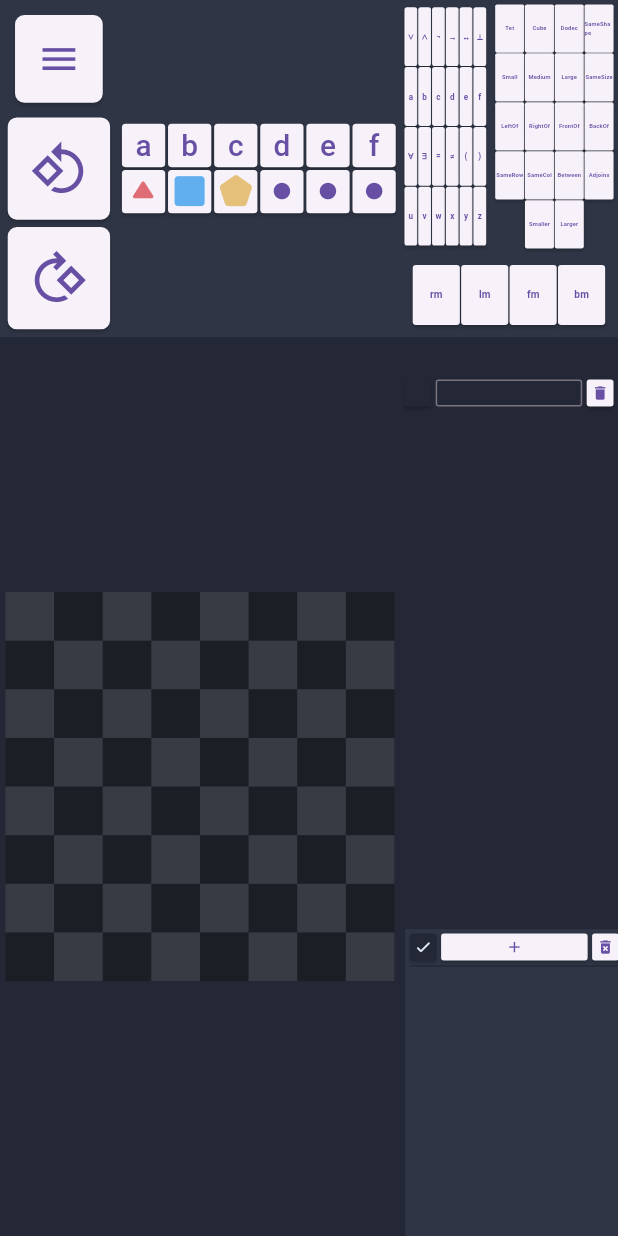
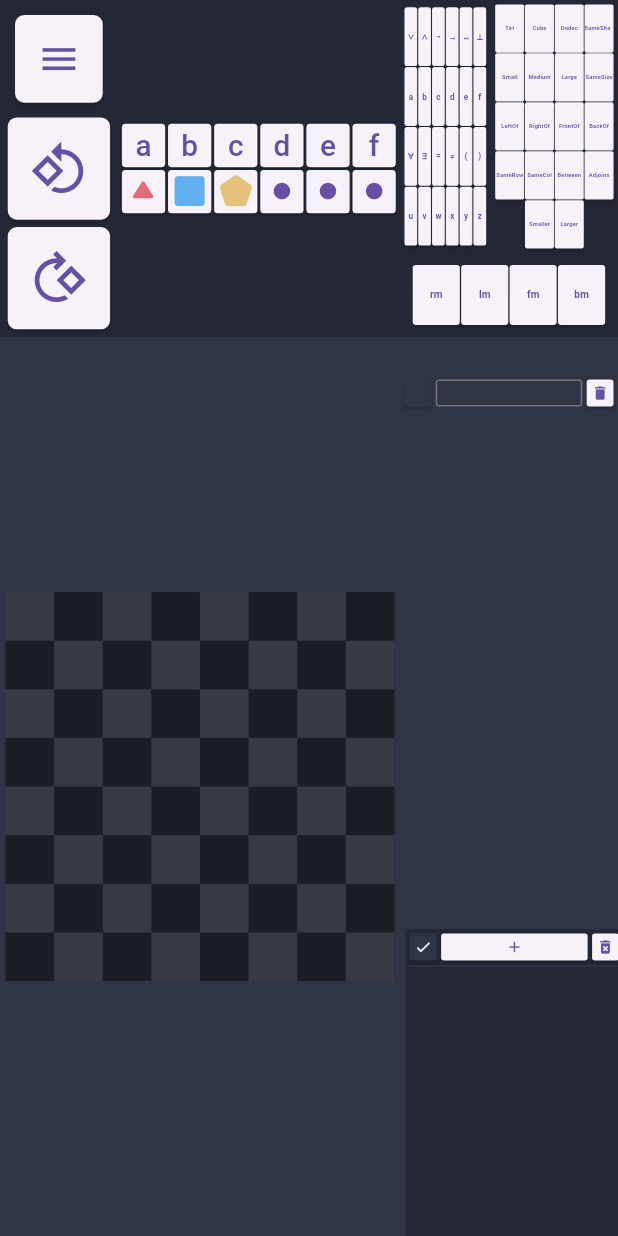
Before and after one commit to Combifightet/bivalenz_world_web, a Flutter app: the screen it shows after launch, on a phone screen of 412 x 824 dp. Run offline on Flutter 3.47's test engine with Material 3 defaults, Android fonts, the phone set to English and light mode, and no system bars; missing offline and left inert: logic_expr_tree.

Commit message:
transfer commit

```diff
--- a/lib/home_page.dart
+++ b/lib/home_page.dart
@@ -36,7 +36,7 @@ class _HomePageState extends State<HomePage> {
     }
 
     return Scaffold(
-      backgroundColor: backgroundColor,
+      backgroundColor: backgroundAccentColor,
       body: LayoutBuilder(
         builder: (BuildContext context, BoxConstraints constraints) {
           uiScale = min(constraints.maxHeight, constraints.maxWidth/10*9)/820;
@@ -45,7 +45,7 @@ class _HomePageState extends State<HomePage> {
               Expanded(
                 flex: 3,
                 child: Container(
-                  color: backgroundAccentColor,
+                  color: backgroundColor,
                   child: Row(
                     children: [
                       Expanded(
@@ -144,7 +144,7 @@ class _HomePageState extends State<HomePage> {
                     Expanded(
                       flex: 6,
                       child: Container(
-                        color: backgroundAccentColor,
+                        color: backgroundColor,
                         child: LogicSentences(),
                       )
                     )
--- a/lib/logic_sentences.dart
+++ b/lib/logic_sentences.dart
@@ -6,13 +6,11 @@ import 'package:logic_expr_tree/logic_expr_tree.dart';
 
 class SentenceTile{
   final Key key;
-  // ExpressionTree? tree;
   bool? result;
   final TextEditingController controller;
 
   SentenceTile({
     required this.key,
-    // this.tree,
     this.result,
     required this.controller,
   });
@@ -77,7 +75,7 @@ class _LogicSentencesState extends State<LogicSentences> {
                                 }
                               },
                               style: ButtonStyle(
-                                backgroundColor: const WidgetStatePropertyAll(backgroundColor),
+                                backgroundColor: const WidgetStatePropertyAll(backgroundAccentColor),
                                 padding: const WidgetStatePropertyAll(EdgeInsets.zero),
                                 shape: WidgetStateProperty.all<RoundedRectangleBorder>(
                                   RoundedRectangleBorder(
@@ -158,7 +156,7 @@ class _LogicSentencesState extends State<LogicSentences> {
               padding: EdgeInsets.symmetric(horizontal: 8*uiScale),
               child: Divider(
                 height: 4*uiScale,
-                color: backgroundColor
+                color: backgroundAccentColor
               ),
             ),
             Expanded(
@@ -199,7 +197,7 @@ class _LogicSentencesState extends State<LogicSentences> {
                                 });
                               },
                               style: ButtonStyle(
-                                backgroundColor: const WidgetStatePropertyAll(backgroundColor),
+                                backgroundColor: const WidgetStatePropertyAll(backgroundAccentColor),
                                 padding: const WidgetStatePropertyAll(EdgeInsets.zero),
                                 shape: WidgetStateProperty.all<RoundedRectangleBorder>(
                                   RoundedRectangleBorder(
@@ -227,6 +225,7 @@ class _LogicSentencesState extends State<LogicSentences> {
                           Expanded(
                             child: Padding(
                               padding: EdgeInsets.symmetric(horizontal: 8*uiScale),
+                              child: Center(
                                 child: TextField(
                                   focusNode: focusNode,
                                   controller: sentenceTiles[index].controller,
@@ -266,6 +265,7 @@ class _LogicSentencesState extends State<LogicSentences> {
                                       }
                                     });
                                   },
+                                ),
                               )
                             ),
                           ),
--- a/lib/main.dart
+++ b/lib/main.dart
@@ -19,6 +19,7 @@ class MainApp extends StatelessWidget {
       builder: (BuildContext context, BoxConstraints constraints) {
         // double uiScale = max(min(constraints.maxHeight, constraints.maxWidth/16*9)/6.4, 64)/97;
         return MaterialApp(
+          debugShowCheckedModeBanner: false,
           home: HomePage(
           ),
         );
--- a/lib/operator_buttons.dart
+++ b/lib/operator_buttons.dart
@@ -71,6 +71,7 @@ class _OperatorButtonsState extends State<OperatorButtons> {
                     ),
                     child: Text(
                       strings[i][j],
+                      maxLines: 1,
                       style: TextStyle(
                         fontSize: 16*uiScale,
                         fontWeight: FontWeight.bold
--- a/lib/predicate_buttons.dart
+++ b/lib/predicate_buttons.dart
@@ -80,7 +80,8 @@ class _PredicateButtonsState extends State<PredicateButtons> {
                         ),
                       ),
                       child: Text(
-                        strings[i][j],
+                        strings[i][ j],
+                        maxLines: 1,
                         style: TextStyle(
                           fontSize: 16*uiScale,
                           fontWeight: FontWeight.bold
```
Lines whose indentation alone changed are shown as unchanged.
